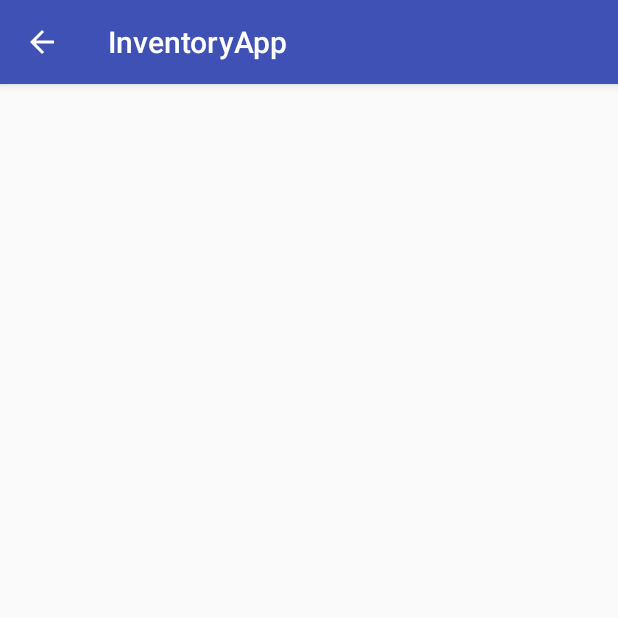
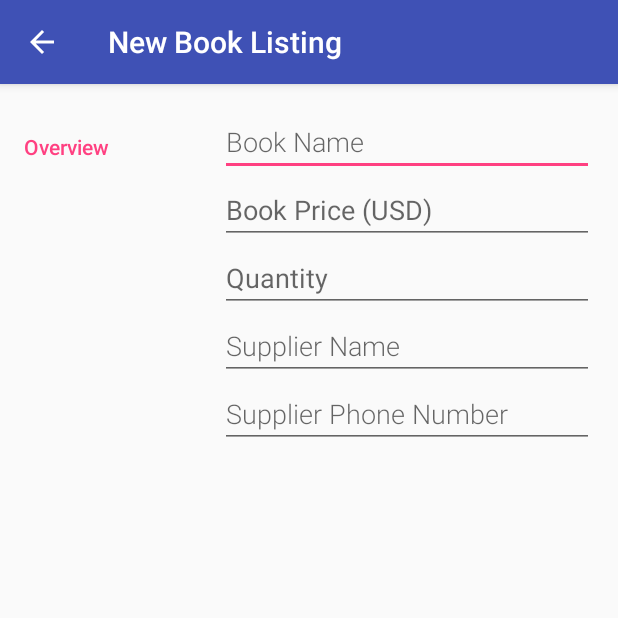
Before and after one commit to jrm5100/ABND-07-InventoryApp, an Android app: the AddNewActivity screen opened directly, with no data from a screen before it, on a phone screen of 412 x 824 dp, the top half of it. Run offline under Robolectric (Android 15) with nearby library versions, the phone set to English and light mode, and no system bars.

Commit message:
Cleanup, working on add/edit functionality

```diff
--- a/app/src/main/java/com/example/android/inventoryapp/AddNewActivity.java
+++ b/app/src/main/java/com/example/android/inventoryapp/AddNewActivity.java
@@ -1,10 +1,14 @@
 package com.example.android.inventoryapp;
 
-import android.app.LoaderManager;
-import android.content.Loader;
-import android.database.Cursor;
 import android.os.Bundle;
 import android.support.v7.app.AppCompatActivity;
 
 public class AddNewActivity extends AppCompatActivity {
+
+    @Override
+    protected void onCreate(Bundle savedInstanceState) {
+        super.onCreate(savedInstanceState);
+        setContentView(R.layout.activity_edit);
+        setTitle(getString(R.string.title_add_new));
+    }
 }
--- a/app/src/main/java/com/example/android/inventoryapp/BookCursorAdapter.java
+++ b/app/src/main/java/com/example/android/inventoryapp/BookCursorAdapter.java
@@ -3,11 +3,8 @@ package com.example.android.inventoryapp;
 import android.content.ContentUris;
 import android.content.ContentValues;
 import android.content.Context;
-import android.content.Intent;
-import android.content.res.Resources;
 import android.database.Cursor;
 import android.net.Uri;
-import android.provider.MediaStore;
 import android.view.LayoutInflater;
 import android.view.View;
 import android.view.ViewGroup;
@@ -16,7 +13,6 @@ import android.widget.CursorAdapter;
 import android.widget.TextView;
 import android.widget.Toast;
 
-import com.example.android.inventoryapp.data.BookContract;
 import com.example.android.inventoryapp.data.BookContract.BookEntry;
 
 
--- a/app/src/main/java/com/example/android/inventoryapp/DetailActivity.java
+++ b/app/src/main/java/com/example/android/inventoryapp/DetailActivity.java
@@ -2,7 +2,6 @@ package com.example.android.inventoryapp;
 
 import android.app.AlertDialog;
 import android.app.LoaderManager;
-import android.content.ContentUris;
 import android.content.ContentValues;
 import android.content.CursorLoader;
 import android.content.DialogInterface;
@@ -15,16 +14,11 @@ import android.support.v7.app.AppCompatActivity;
 import android.util.Log;
 import android.view.View;
 import android.widget.Button;
-import android.widget.EditText;
 import android.widget.ImageButton;
-import android.widget.Spinner;
 import android.widget.TextView;
 import android.widget.Toast;
 
-import com.example.android.inventoryapp.data.BookContract;
 import com.example.android.inventoryapp.data.BookContract.BookEntry;
-
-import org.w3c.dom.Text;
 
 public class DetailActivity extends AppCompatActivity implements
         LoaderManager.LoaderCallbacks<Cursor> {
--- a/app/src/main/java/com/example/android/inventoryapp/EditActivity.java
+++ b/app/src/main/java/com/example/android/inventoryapp/EditActivity.java
@@ -1,28 +1,14 @@
 package com.example.android.inventoryapp;
 
-import android.app.AlertDialog;
 import android.app.LoaderManager;
-import android.content.ContentValues;
 import android.content.CursorLoader;
-import android.content.DialogInterface;
 import android.content.Intent;
 import android.content.Loader;
 import android.database.Cursor;
 import android.net.Uri;
 import android.os.Bundle;
-import android.support.v4.app.NavUtils;
 import android.support.v7.app.AppCompatActivity;
-import android.text.TextUtils;
 import android.util.Log;
-import android.view.Menu;
-import android.view.MenuItem;
-import android.view.MotionEvent;
-import android.view.View;
-import android.widget.AdapterView;
-import android.widget.ArrayAdapter;
-import android.widget.EditText;
-import android.widget.Spinner;
-import android.widget.Toast;
 
 import com.example.android.inventoryapp.data.BookContract.BookEntry;
 
@@ -46,6 +32,7 @@ public class EditActivity extends AppCompatActivity implements
     protected void onCreate(Bundle savedInstanceState) {
         super.onCreate(savedInstanceState);
         setContentView(R.layout.activity_edit);
+        setTitle(getString(R.string.title_edit));
 
         // Initialize the data loader
         getLoaderManager().initLoader(EXISTING_BOOK_LOADER, null, this);
--- a/app/src/main/java/com/example/android/inventoryapp/MainActivity.java
+++ b/app/src/main/java/com/example/android/inventoryapp/MainActivity.java
@@ -1,6 +1,5 @@
 package com.example.android.inventoryapp;
 
-import android.app.Activity;
 import android.app.LoaderManager;
 import android.content.ContentUris;
 import android.content.ContentValues;
--- a/app/src/main/res/values/strings.xml
+++ b/app/src/main/res/values/strings.xml
@@ -31,4 +31,8 @@
     <string name="editor_delete_book_failed">Failure: unable to delete book listing</string>
     <string name="editor_delete_book_successful">Success: deleted book listing</string>
 
+    <!-- Titles -->
+    <string name="title_add_new">New Book Listing</string>
+    <string name="title_edit">Edit Book Listing</string>
+
 </resources>
```
